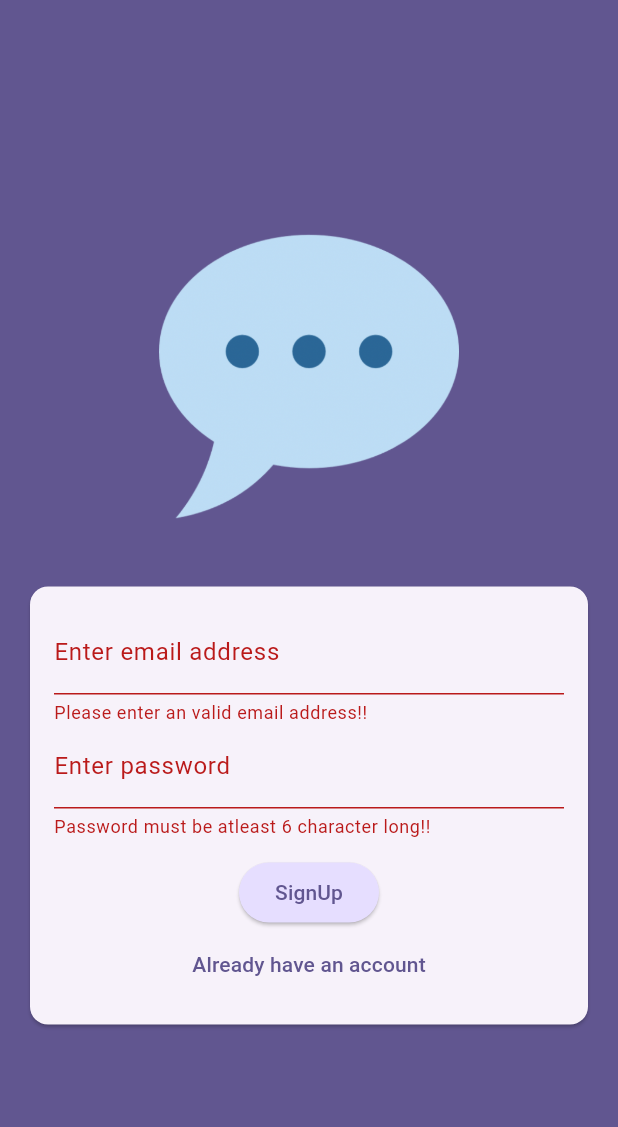
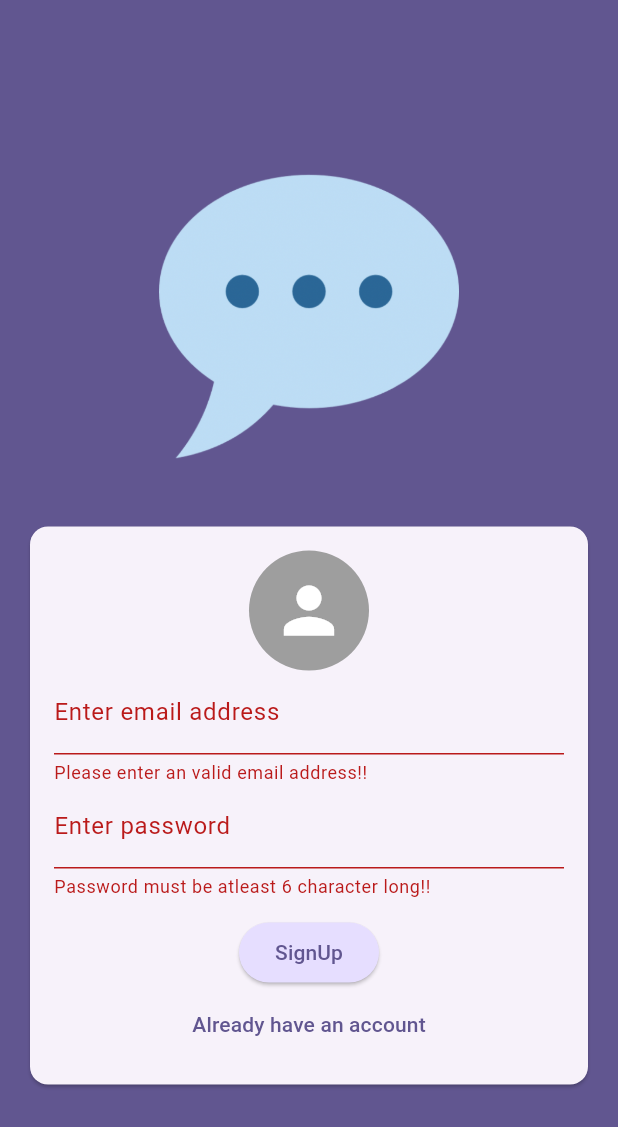
Before and after one commit to PankajChauhan1997/dabba_chat, a Flutter app: the screen it shows after launch, after a tap on "SignUp", on a phone screen of 412 x 824 dp. Shown: the top 1127 px of the screen. Run offline on Flutter 3.47's test engine with Material 3 defaults, Android fonts, the phone set to English and light mode, and no system bars; our stand-ins replace firebase_auth, firebase_core, firebase_storage, image_picker; accounts and stored records are empty.

Commit message:
firebase storage and image_picker

```diff
--- a/lib/Screen/auth.dart
+++ b/lib/Screen/auth.dart
@@ -1,5 +1,10 @@
+import 'dart:io';
+
+import 'package:firebase_storage/firebase_storage.dart';
 import 'package:flutter/material.dart';
 import 'package:firebase_auth/firebase_auth.dart';
+
+import '../widget/user_image.dart';
 
 final firebaseAuth=FirebaseAuth.instance;
 class Auth extends StatefulWidget{
@@ -14,9 +19,13 @@ class _AuthState extends State<Auth>{
 var email=TextEditingController();
 var pass=TextEditingController();
 var isLogin=false;
+File ?selectedImage;
+
   void _submit() async {
     final _isValid = _form.currentState!.validate();
-    if (!_isValid) return;
+    if (!_isValid||selectedImage==null||!isLogin) {
+      return;
+    }
 
     _form.currentState!.save();
 
@@ -65,7 +74,12 @@ var isLogin=false;
           email: email.text.trim(),
           password: pass.text.trim(),
         );
-
+        ///Store in firebase storage and download it...start
+// final storageRef=FirebaseStorage.instance.ref().child('User_Images').child('${userCred.user!.uid}.jpg');
+// await storageRef.putFile(selectedImage!);
+//         final getImage=await storageRef.getDownloadURL();
+//         print("getImage...${getImage}");
+        ///Store in firebase storage and download it...end
         final user = userCred.user;
 
         if (user != null) {
@@ -133,6 +147,9 @@ key: _form,
                child: Column(
                  mainAxisSize: MainAxisSize.min,
                  children: [
+                   if(!isLogin)UserImage(onpickedImage:(pickedImage){
+                     selectedImage=pickedImage;
+                   } ,),
                  TextFormField(
                    validator:(value){
                      if(value==null||value.isEmpty||!value.contains("@")){
@@ -150,7 +167,6 @@ key: _form,
                    textCapitalization: TextCapitalization.none,
                    onSaved: (value){
                      email.text=value!;
-
                    },
                  ),
                    TextFormField(
--- a/lib/Screen/chat_Screen.dart
+++ b/lib/Screen/chat_Screen.dart
@@ -10,7 +10,7 @@ class ChatScreen extends StatelessWidget {
       appBar: AppBar(title: Text("Dabba Chit-Chat"),
         actions: [
           InkWell(child:
-          Icon(Icons.logout),
+          Icon(Icons.exit_to_app,color: Theme.of(context).colorScheme.primary,),
       onTap: (){
             FirebaseAuth.instance.signOut();
       },
--- /dev/null
+++ b/lib/Screen/splash_Screen.dart
@@ -0,0 +1,25 @@
+import 'package:firebase_auth/firebase_auth.dart';
+import 'package:flutter/material.dart';
+
+class SplashScreen extends StatelessWidget {
+  const SplashScreen({super.key});
+
+  @override
+  Widget build(BuildContext context) {
+    return Scaffold(
+      appBar: AppBar(title: Text("Dabba Chit-Chat"),
+        actions: [
+          Padding(
+            padding: const EdgeInsets.only(right: 8.0),
+            child: InkWell(child:
+            Icon(Icons.logout),
+              onTap: (){
+                FirebaseAuth.instance.signOut();
+              },
+            ),
+          )],
+      ),
+      body: Center(child: Text("Loading...."),),
+    );
+  }
+}
--- a/lib/main.dart
+++ b/lib/main.dart
@@ -5,6 +5,7 @@ import 'package:firebase_core/firebase_core.dart';
 // import 'firebase_options.dart';
 
 import 'Screen/auth.dart';
+import 'Screen/splash_Screen.dart';
 
 void main() async{
   WidgetsFlutterBinding.ensureInitialized();
@@ -29,6 +30,9 @@ class MyApp extends StatelessWidget {
 
     ),home: StreamBuilder(stream:FirebaseAuth.instance.authStateChanges() ,
         builder: (ctx,snapShot){
+      if(snapShot.connectionState==ConnectionState.waiting){
+        return SplashScreen();
+      }
 if(snapShot.hasData){
   return ChatScreen();
 }
--- /dev/null
+++ b/lib/widget/user_image.dart
@@ -0,0 +1,47 @@
+import 'dart:io';
+
+import 'package:flutter/cupertino.dart';
+import 'package:flutter/material.dart';
+import 'package:image_picker/image_picker.dart';
+
+class UserImage extends StatefulWidget{
+  UserImage({super.key,required this.onpickedImage});
+
+
+  final void Function(File PickedImage)onpickedImage;
+  @override
+  State<UserImage> createState() {
+ return _UserImageState();
+  }
+
+}
+class _UserImageState extends State<UserImage>{
+  File ?_PickedImageFile;
+  void pickImage()async{
+final pickImage=await ImagePicker().pickImage(source: ImageSource.camera,
+    imageQuality: 50,
+  maxHeight: 150,
+);
+if(pickImage==null){
+  return;
+}
+setState(() {
+  _PickedImageFile=File(pickImage.path);
+});
+widget.onpickedImage(_PickedImageFile!);
+  }
+
+  @override
+  Widget build(BuildContext context) {
+    return Column(children: [
+      InkWell(onTap: pickImage,
+        child: CircleAvatar(radius: 40,child: Icon(Icons.person,color: Colors.white,size: 50,),
+          backgroundColor: Colors.grey,
+          foregroundImage: _PickedImageFile!=null?
+          FileImage(_PickedImageFile!):null,
+        ),
+      ),
+
+    ],);
+  }
+}
--- a/pubspec.yaml
+++ b/pubspec.yaml
@@ -36,6 +36,8 @@ dependencies:
   cupertino_icons: ^1.0.8
   firebase_core: ^3.13.0
   firebase_auth: ^5.5.2
+  firebase_storage: ^12.4.5
+  image_picker: ^1.1.2
 
 dev_dependencies:
   flutter_test:
```
Also changed, not shown: 8 other files.
